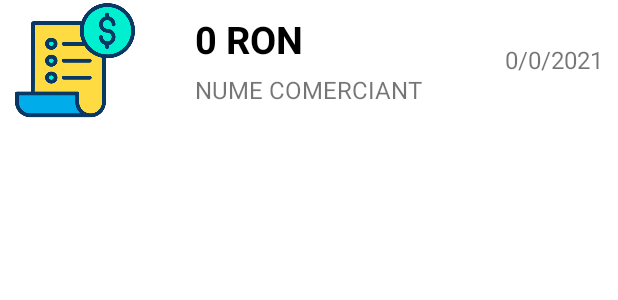
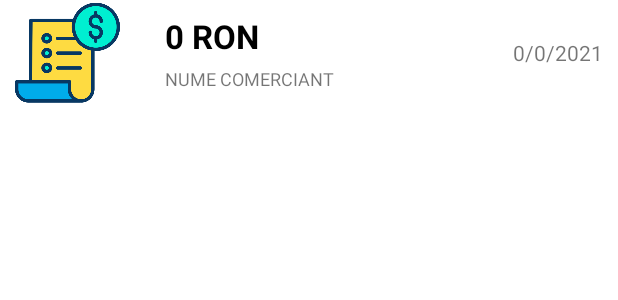
Before and after one commit to AndreiBadescu/BonManager, an Android app: the layout list_item.xml on its own in the app's theme, with its tools: preview values and no code run, on a phone screen of 412 x 824 dp. Shown: the top 300 px of the screen. Run offline under Robolectric (Android 15) with nearby library versions, the light colour scheme and no system bars.

Commit message:
Added list of receipts in home nav

```diff
--- a/app/src/main/AndroidManifest.xml
+++ b/app/src/main/AndroidManifest.xml
@@ -17,6 +17,7 @@
         android:supportsRtl="true"
         android:theme="@style/Theme.BonManager">
         <meta-data android:name="com.google.android.gms.vision.DEPENDENCIES" android:value="ocr"/>
+        <activity android:name=".ReceiptActivity"></activity>
         <activity
             android:name=".MainActivity"
             android:exported="true"
--- a/app/src/main/res/layout/list_item.xml
+++ b/app/src/main/res/layout/list_item.xml
@@ -12,11 +12,11 @@
 
             <ImageView
                 android:id="@+id/receipt_icon_list"
-                android:layout_width="80dp"
-                android:layout_height="80dp"
+                android:layout_width="70dp"
+                android:layout_height="70dp"
+                android:layout_alignParentStart="true"
                 android:layout_marginStart="10dp"
-                android:src="@drawable/receipt_home_view"
-                android:layout_alignParentStart="true"/>
+                android:src="@drawable/receipt_home_view" />
 
 
             <LinearLayout
@@ -24,15 +24,16 @@
                 android:layout_height="wrap_content"
                 android:layout_marginStart="20dp"
                 android:orientation="vertical"
-                android:layout_centerInParent="true">
+                android:layout_centerVertical="true"
+                android:paddingStart="90dp">
 
                 <TextView
-                    android:id="@+id/personName"
+                    android:id="@+id/total_list"
                     android:layout_width="wrap_content"
                     android:layout_height="wrap_content"
                     android:text="0 RON"
                     android:textColor="@color/black"
-                    android:textSize="25sp"
+                    android:textSize="22sp"
                     android:textStyle="bold"/>
 
                 <TextView
@@ -40,13 +41,14 @@
                     android:layout_width="wrap_content"
                     android:layout_height="wrap_content"
                     android:layout_marginTop="5dp"
-                    android:textSize="16sp"
+                    android:textSize="12sp"
+                    android:gravity="start"
                     android:text="NUME COMERCIANT"/>
 
             </LinearLayout>
 
             <TextView
-                android:id="@+id/receipt_date"
+                android:id="@+id/receipt_date_list"
                 android:layout_width="wrap_content"
                 android:layout_height="wrap_content"
                 android:padding="10dp"
@@ -54,7 +56,7 @@
                 android:layout_alignParentEnd="true"
                 android:layout_centerVertical="true"
                 android:text="0/0/2021"
-                android:textSize="16sp"/>
+                android:textSize="14sp"/>
 
         </RelativeLayout>
 
```
Also changed, not shown: app/src/main/java/com/bonmanager/Receipt.java (+20 -8 lines), app/src/main/java/com/bonmanager/ReceiptActivity.java (+39 -1 lines), app/src/main/java/com/bonmanager/ui/home/HomeFragment.java (+25 -6 lines), app/src/main/java/com/bonmanager/ui/home/ListAdapter.java (added, +50 -0 lines), app/src/main/res/layout/fragment_home.xml (+4 -12 lines), app/src/main/res/layout/receipt_view.xml (+10 -10 lines).
